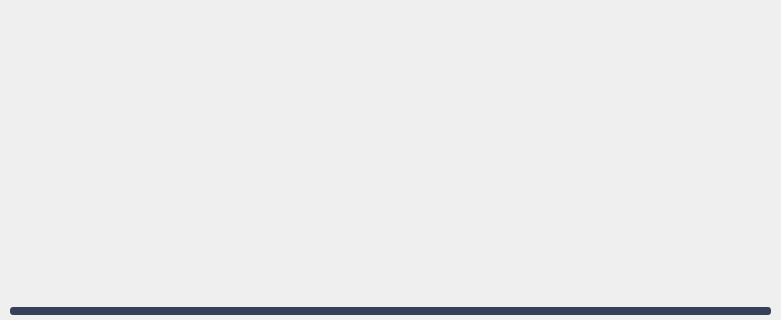
Old version of the form updater/ui/mainwindow.ui in the repository Covalia/standalone-deployer; both pictures show x 0 to 781 and y 230 to 550 of the 781 by 550 pixel window.
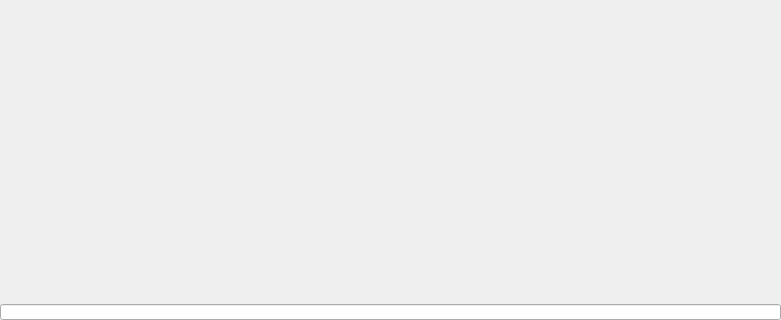
New version of the form.

Commit message: Style des labels et progressbar de l'updater

Diff of the .ui file:
```diff
--- a/updater/ui/mainwindow.ui
+++ b/updater/ui/mainwindow.ui
@@ -276,10 +276,7 @@
                   <property name="styleSheet">
                    <string notr="true">QProgressBar:horizontal { 
 	 background: #364058; 
-	 border-radius: 3px;
-	padding: 3px; 
-	 margin: 5px 10px 5px 10px;
-	 height: 2px;
+	 height: 5px;
 }
 QProgressBar::chunk:horizontal {
 	 background: #7dd1ee;
```
Left out of the diff: 20 changed lines with no effect on the pictures.
